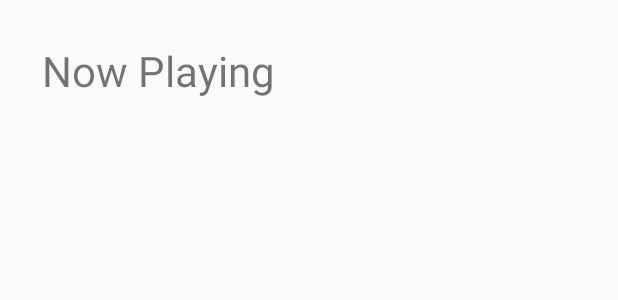
After one commit to alanionita/GDS_MusicalStructureApp, an Android app: the layout now_playing.xml on its own in the app's theme, with its tools: preview values and no code run, on a phone screen of 412 x 824 dp. The commit adds this screen. Shown: the top 300 px of the screen. Run offline under Robolectric (Android 15) with nearby library versions, the phone set to English and light mode, and no system bars.

Commit message:
adds a NowPlaying screen + class, and updates the PodcastAdaptor to include an onclicklistener on the inflated episode play button so that clicking it triggers the NowPlaying screen

```diff
--- a/app/src/main/AndroidManifest.xml
+++ b/app/src/main/AndroidManifest.xml
@@ -16,6 +16,7 @@
                 <category android:name="android.intent.category.LAUNCHER" />
             </intent-filter>
         </activity>
+        <activity android:name=".NowPlaying" android:label="NowPlaying" />
     </application>
 
 </manifest>
--- a/app/src/main/res/layout/episode_list_item.xml
+++ b/app/src/main/res/layout/episode_list_item.xml
@@ -22,7 +22,8 @@
             android:layout_height="wrap_content"
             android:text="@string/episode_date"/>
     </LinearLayout>
-    <android.support.v7.widget.AppCompatImageButton
+    <ImageButton
+        android:id="@+id/episode_list_play_button"
         android:layout_width="wrap_content"
         android:layout_height="wrap_content"
         android:layout_weight="1"
--- /dev/null
+++ b/app/src/main/res/layout/now_playing.xml
@@ -0,0 +1,16 @@
+<?xml version="1.0" encoding="utf-8"?>
+<LinearLayout
+    xmlns:android="http://schemas.android.com/apk/res/android"
+    android:orientation="vertical"
+    android:layout_width="match_parent"
+    android:layout_height="match_parent">
+
+    <TextView
+        android:id="@+id/textView"
+        android:layout_width="match_parent"
+        android:layout_height="wrap_content"
+        android:text="Now Playing"
+        android:textSize="28dp"
+        android:layout_margin="28dp" />
+
+</LinearLayout>
```
Also changed, not shown: app/src/main/java/com/example/android/musicalstructures/MainActivity.java (+16 -1 lines), app/src/main/java/com/example/android/musicalstructures/NowPlaying.java (added, +17 -0 lines), app/src/main/java/com/example/android/musicalstructures/PodcastAdapter.java (+16 -0 lines).
